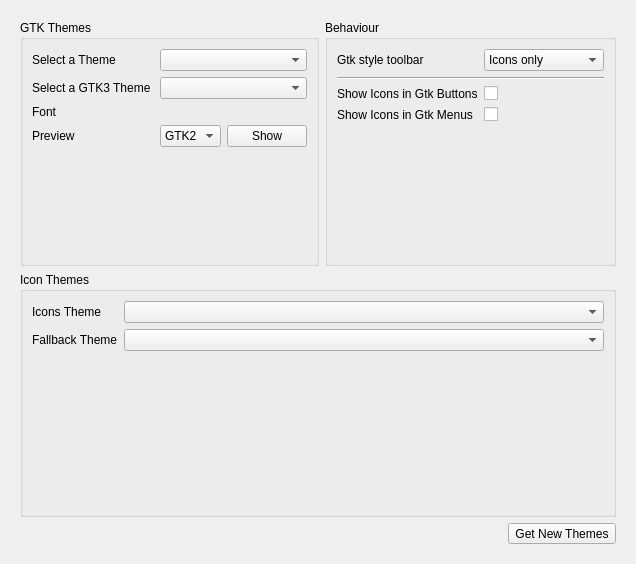
KDE/kde-gtk-config, file src/ui/gui.ui: the form before one commit.
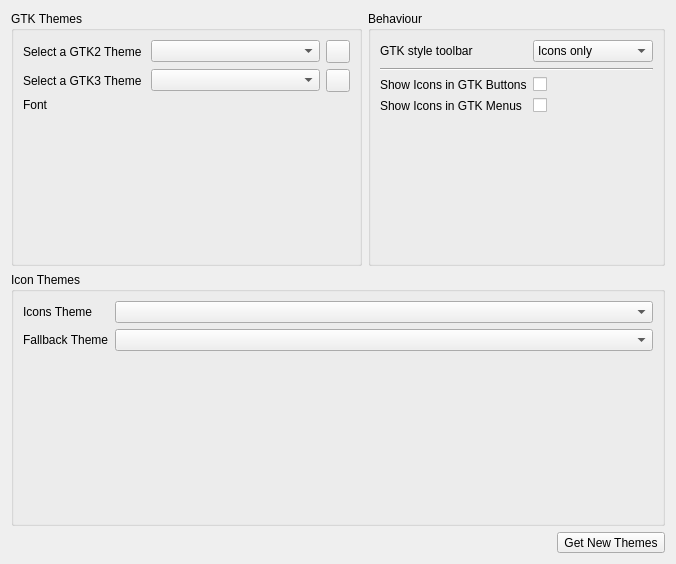
The form after the commit. Icons and pictures are not drawn. Custom widgets are drawn as their Qt base class.

Commit message:
Remove the previews combo
Instead, we will have two buttons by the gtk theme selectors.

Patch:
```diff
--- a/src/ui/gui.ui
+++ b/src/ui/gui.ui
@@ -6,16 +6,13 @@
    <rect>
     <x>0</x>
     <y>0</y>
-    <width>628</width>
+    <width>676</width>
     <height>564</height>
    </rect>
   </property>
   <property name="windowTitle">
    <string>Chakra Gtk Config</string>
   </property>
-  <layout class="QVBoxLayout" name="verticalLayout">
-   <item>
-    <widget class="QWidget" name="widget_5" native="true">
      <layout class="QGridLayout" name="gridLayout">
       <item row="0" column="0">
        <widget class="QGroupBox" name="groupBox_2">
@@ -26,7 +23,7 @@
          <item row="0" column="0">
           <widget class="QLabel" name="label_9">
            <property name="text">
-            <string>Select a Theme</string>
+         <string>Select a GTK2 Theme</string>
            </property>
            <property name="alignment">
             <set>Qt::AlignLeading|Qt::AlignLeft|Qt::AlignVCenter</set>
@@ -34,6 +31,8 @@
           </widget>
          </item>
          <item row="0" column="1">
+       <layout class="QHBoxLayout" name="horizontalLayout_2">
+        <item>
           <widget class="QComboBox" name="cb_theme">
            <property name="sizePolicy">
             <sizepolicy hsizetype="Expanding" vsizetype="Fixed">
@@ -43,6 +42,23 @@
            </property>
           </widget>
          </item>
+        <item>
+         <widget class="QToolButton" name="gtk2Preview">
+          <property name="toolTip">
+           <string>Preview theme</string>
+          </property>
+          <property name="icon">
+           <iconset theme="document-preview">
+            <normaloff/>
+           </iconset>
+          </property>
+          <property name="checkable">
+           <bool>true</bool>
+          </property>
+         </widget>
+        </item>
+       </layout>
+      </item>
          <item row="1" column="0">
           <widget class="QLabel" name="label_21">
            <property name="text">
@@ -54,6 +70,8 @@
           </widget>
          </item>
          <item row="1" column="1">
+       <layout class="QHBoxLayout" name="horizontalLayout_3">
+        <item>
           <widget class="QComboBox" name="cb_theme_gtk3">
            <property name="sizePolicy">
             <sizepolicy hsizetype="Expanding" vsizetype="Fixed">
@@ -63,6 +81,23 @@
            </property>
           </widget>
          </item>
+        <item>
+         <widget class="QToolButton" name="gtk3Preview">
+          <property name="toolTip">
+           <string>Preview theme</string>
+          </property>
+          <property name="icon">
+           <iconset theme="document-preview">
+            <normaloff/>
+           </iconset>
+          </property>
+          <property name="checkable">
+           <bool>true</bool>
+          </property>
+         </widget>
+        </item>
+       </layout>
+      </item>
          <item row="2" column="0">
           <widget class="QLabel" name="label_3">
            <property name="text">
@@ -73,47 +108,6 @@
          <item row="2" column="1">
           <widget class="KFontRequester" name="font"/>
          </item>
-         <item row="3" column="0">
-          <widget class="QLabel" name="label_4">
-           <property name="text">
-            <string>Preview</string>
-           </property>
-          </widget>
-         </item>
-         <item row="3" column="1">
-          <layout class="QHBoxLayout" name="horizontalLayout_2">
-           <item>
-            <widget class="QComboBox" name="previewVersion">
-             <property name="sizePolicy">
-              <sizepolicy hsizetype="Expanding" vsizetype="Fixed">
-               <horstretch>0</horstretch>
-               <verstretch>0</verstretch>
-              </sizepolicy>
-             </property>
-             <item>
-              <property name="text">
-               <string>GTK2</string>
-              </property>
-             </item>
-             <item>
-              <property name="text">
-               <string>GTK3</string>
-              </property>
-             </item>
-            </widget>
-           </item>
-           <item>
-            <widget class="QPushButton" name="showPreview">
-             <property name="text">
-              <string>Show</string>
-             </property>
-             <property name="checkable">
-              <bool>true</bool>
-             </property>
-            </widget>
-           </item>
-          </layout>
-         </item>
         </layout>
        </widget>
       </item>
@@ -126,7 +120,7 @@
          <item row="0" column="0">
           <widget class="QLabel" name="label">
            <property name="text">
-            <string>Gtk style toolbar</string>
+         <string>GTK style toolbar</string>
            </property>
           </widget>
          </item>
@@ -164,7 +158,7 @@
          <item row="2" column="0">
           <widget class="QLabel" name="label_22">
            <property name="text">
-            <string>Show Icons in Gtk Buttons</string>
+         <string>Show Icons in GTK Buttons</string>
            </property>
           </widget>
          </item>
@@ -178,7 +172,7 @@
          <item row="3" column="0">
           <widget class="QLabel" name="label_23">
            <property name="text">
-            <string>Show Icons in Gtk Menus</string>
+         <string>Show Icons in GTK Menus</string>
            </property>
           </widget>
          </item>
@@ -494,7 +488,7 @@
         </property>
         <property name="sizeHint" stdset="0">
          <size>
-          <width>465</width>
+       <width>537</width>
           <height>20</height>
          </size>
         </property>
@@ -514,9 +508,6 @@
         <property name="toolButtonStyle">
          <enum>Qt::ToolButtonTextBesideIcon</enum>
         </property>
-       </widget>
-      </item>
-     </layout>
     </widget>
    </item>
   </layout>
```
Lines whose indentation alone changed are shown as unchanged. The commit also changes 2 other files.
